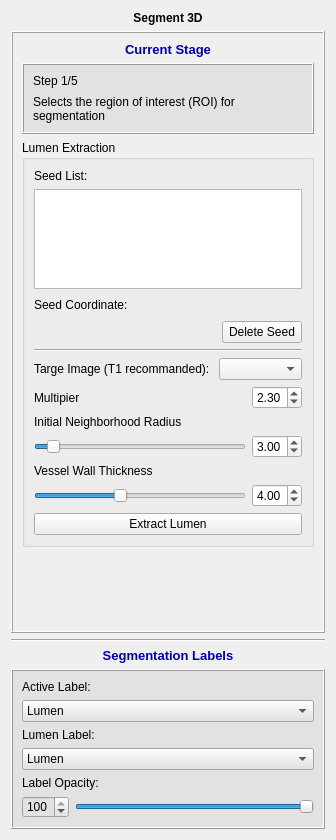
Qt form codes/UI/ModuleWidget.ui (wuzhuobin/PlaqueQuant) before a commit.
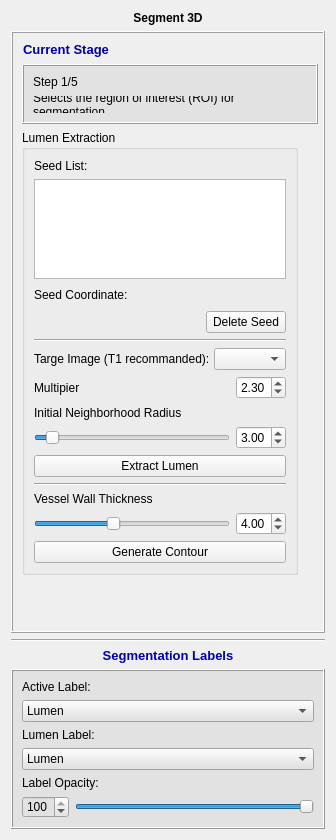
The same form after that commit. Icons and pictures are not drawn.

Commit message: Add UI for generate contours

The edit to the form file:
```diff
--- a/codes/UI/ModuleWidget.ui
+++ b/codes/UI/ModuleWidget.ui
@@ -424,9 +424,15 @@
       </layout>
      </widget>
      <widget class="QWidget" name="page_2">
-      <layout class="QVBoxLayout" name="verticalLayout_44">
-       <item>
         <widget class="QLabel" name="label_39">
+       <property name="geometry">
+        <rect>
+         <x>9</x>
+         <y>9</y>
+         <width>88</width>
+         <height>16</height>
+        </rect>
+       </property>
          <property name="font">
           <font>
            <pointsize>10</pointsize>
@@ -441,9 +447,15 @@
           <set>Qt::AlignCenter</set>
          </property>
         </widget>
-       </item>
-       <item>
         <widget class="QFrame" name="frame_10">
+       <property name="geometry">
+        <rect>
+         <x>9</x>
+         <y>31</y>
+         <width>296</width>
+         <height>60</height>
+        </rect>
+       </property>
          <property name="minimumSize">
           <size>
            <width>0</width>
@@ -507,9 +519,15 @@
           </item>
          </layout>
         </widget>
-       </item>
-       <item>
         <widget class="QGroupBox" name="groupBox_4">
+       <property name="geometry">
+        <rect>
+         <x>9</x>
+         <y>97</y>
+         <width>276</width>
+         <height>445</height>
+        </rect>
+       </property>
          <property name="title">
           <string>Lumen Extraction</string>
          </property>
@@ -540,13 +558,6 @@
               </property>
              </widget>
             </item>
-            <item>
-             <widget class="QLabel" name="labelSeedCoordinate">
-              <property name="text">
-               <string/>
-              </property>
-             </widget>
-            </item>
             <item>
              <spacer name="horizontalSpacer_4">
               <property name="orientation">
@@ -564,6 +575,13 @@
           </item>
           <item>
            <layout class="QHBoxLayout" name="horizontalLayout_33">
+          <item>
+           <widget class="QLabel" name="labelSeedCoordinate">
+            <property name="text">
+             <string/>
+            </property>
+           </widget>
+          </item>
             <item>
              <spacer name="horizontalSpacer_2">
               <property name="orientation">
@@ -714,6 +732,20 @@
             </item>
            </layout>
           </item>
+        <item>
+         <widget class="QPushButton" name="pushBtnExtractLumen">
+          <property name="text">
+           <string>Extract Lumen</string>
+          </property>
+         </widget>
+        </item>
+        <item>
+         <widget class="Line" name="line_3">
+          <property name="orientation">
+           <enum>Qt::Horizontal</enum>
+          </property>
+         </widget>
+        </item>
           <item>
            <widget class="QLabel" name="label_2">
             <property name="text">
@@ -766,7 +798,7 @@
           <item>
            <widget class="QPushButton" name="pushButton">
             <property name="text">
-             <string>Extract Lumen</string>
+           <string>Generate Contour</string>
             </property>
            </widget>
           </item>
@@ -779,22 +811,9 @@
          <zorder>label_60</zorder>
          <zorder>label_3</zorder>
          <zorder>label_2</zorder>
-        </widget>
-       </item>
-       <item>
-        <spacer name="verticalSpacer_7">
-         <property name="orientation">
-          <enum>Qt::Vertical</enum>
-         </property>
-         <property name="sizeHint" stdset="0">
-          <size>
-           <width>20</width>
-           <height>72</height>
-          </size>
-         </property>
-        </spacer>
-       </item>
-      </layout>
+       <zorder>line_3</zorder>
+       <zorder>pushBtnGenerateContour</zorder>
+      </widget>
       <zorder>label_39</zorder>
       <zorder>frame_10</zorder>
       <zorder>groupBox_4</zorder>
```
Left out of the diff: 8 changed lines with no effect on the pictures. Lines whose indentation alone changed are shown as unchanged.
